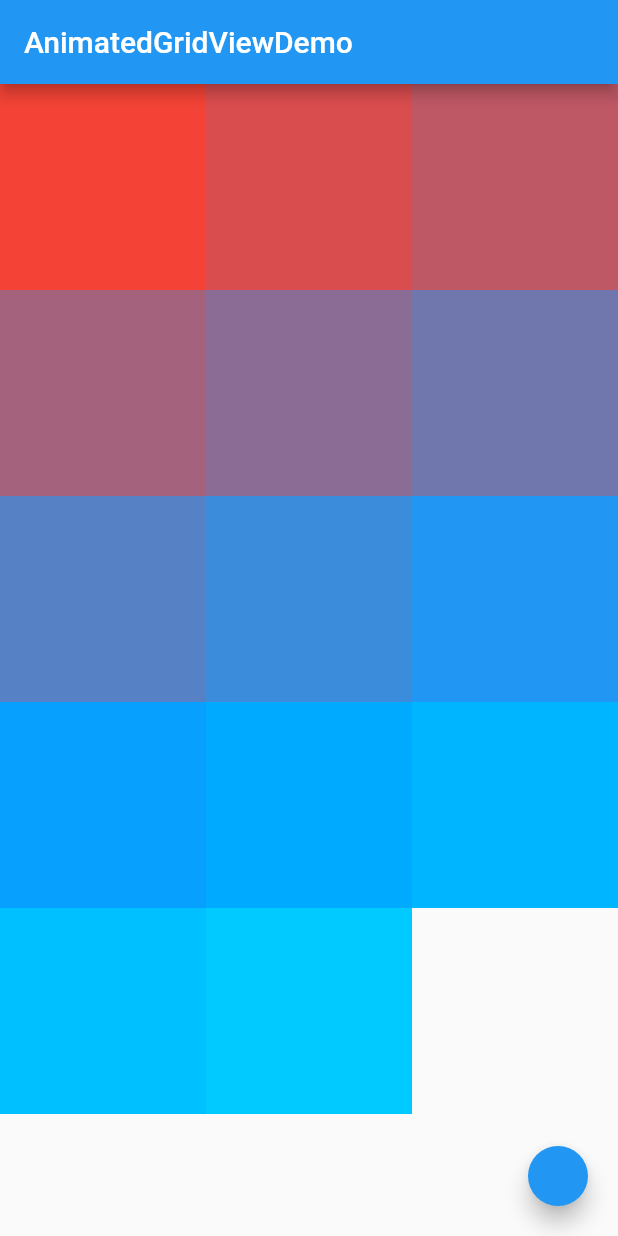
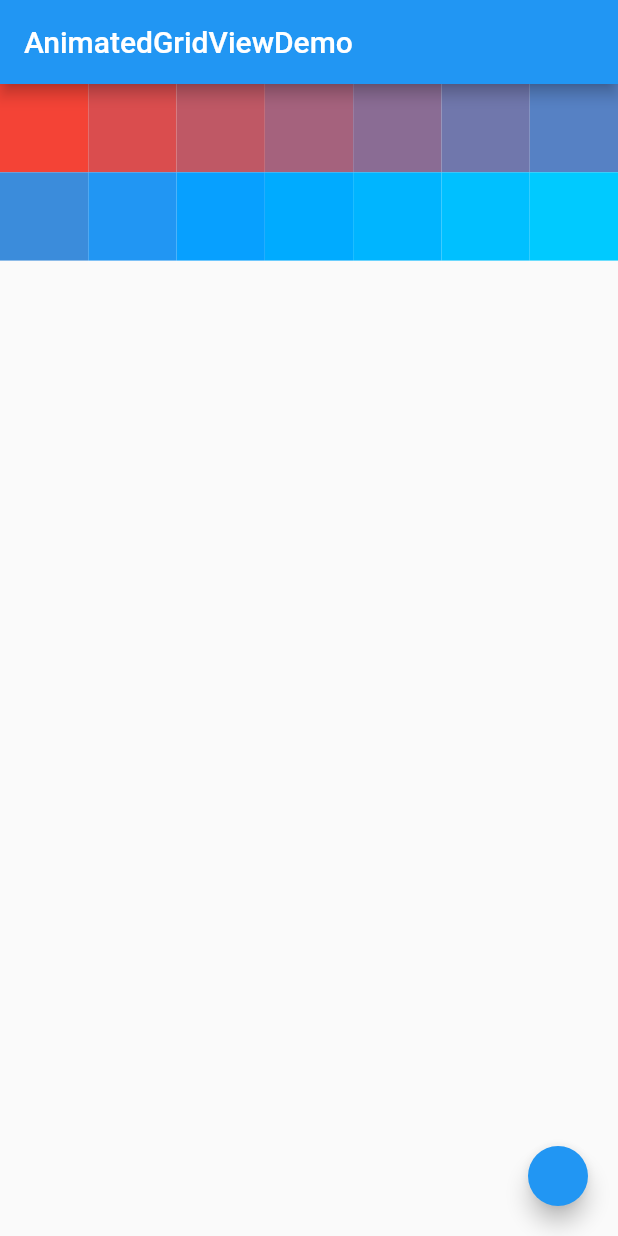
Before and after one commit to micoo73456/animated_grid_view, a Flutter app: the screen it shows after launch, on a phone screen of 412 x 824 dp. Run offline on Flutter 3.47's test engine with Material 2 defaults, Android fonts, the phone set to English and light mode, and no system bars.

Commit message:
Fixes hard-coded crossAxisCount in delegate.

```diff
--- a/lib/animated_grid_view.dart
+++ b/lib/animated_grid_view.dart
@@ -122,7 +122,7 @@ class _AnimatedGridViewState extends State<AnimatedGridView>
       key: UniqueKey(),
       children: widget.children,
       gridDelegate: AnimatedGridDelegate(
-        crossAxisCount: 3,
+        crossAxisCount: widget.crossAxisCount,
         f: _controller.value,
         previousIndex: _previousIndices,
       ),
--- a/lib/main.dart
+++ b/lib/main.dart
@@ -80,7 +80,7 @@ class _AnimatedGridViewDemoState extends State<AnimatedGridViewDemo> {
           title: const Text("AnimatedGridViewDemo"),
         ),
         body: AnimatedGridView.count(
-          crossAxisCount: 3,
+          crossAxisCount: 7,
           children: _children,
         ),
         floatingActionButton: FloatingActionButton.small(
```
